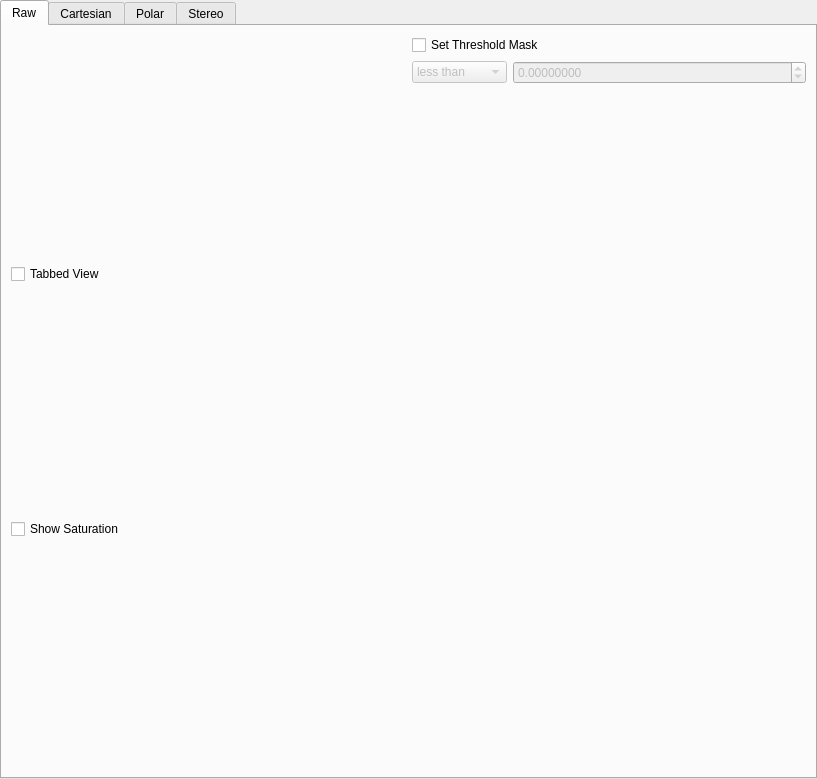
Old version of the form hexrd/ui/resources/ui/image_mode_widget.ui in the repository HEXRD/hexrdgui.
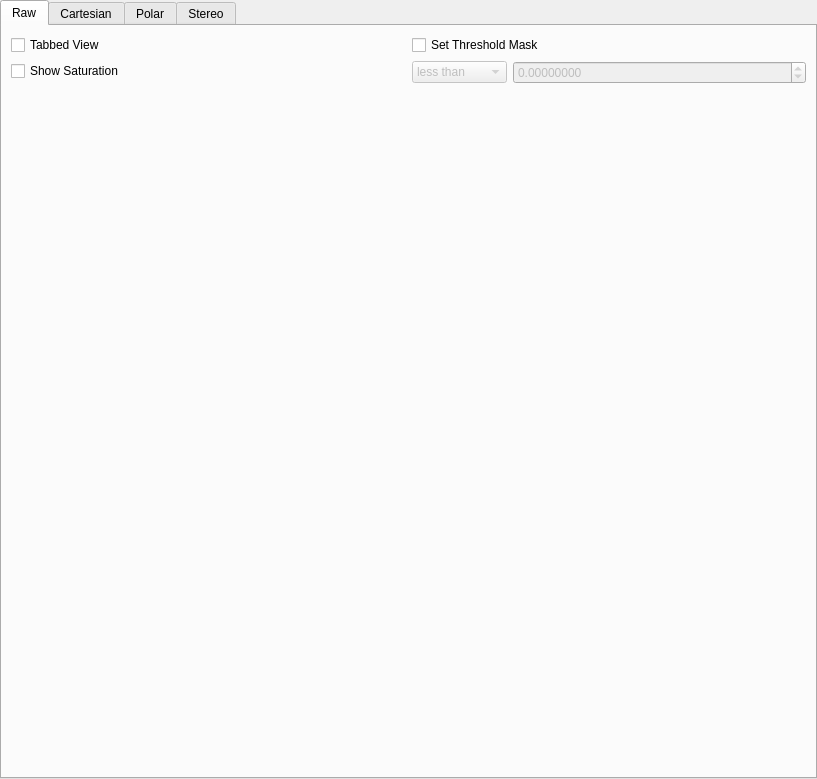
New version of the form. The open tabs and pages were chosen to show the change. Custom widgets are drawn as their Qt base class.

Commit message:
Add vertical spacer to raw image mode settings
This is for consistency...

```diff
--- a/hexrd/ui/resources/ui/image_mode_widget.ui
+++ b/hexrd/ui/resources/ui/image_mode_widget.ui
@@ -76,6 +76,19 @@
            </property>
           </widget>
          </item>
+         <item>
+          <spacer name="verticalSpacer_5">
+           <property name="orientation">
+            <enum>Qt::Vertical</enum>
+           </property>
+           <property name="sizeHint" stdset="0">
+            <size>
+             <width>20</width>
+             <height>40</height>
+            </size>
+           </property>
+          </spacer>
+         </item>
         </layout>
        </item>
        <item>
```
Left out of the diff: 2 changed lines with no effect on the pictures.
